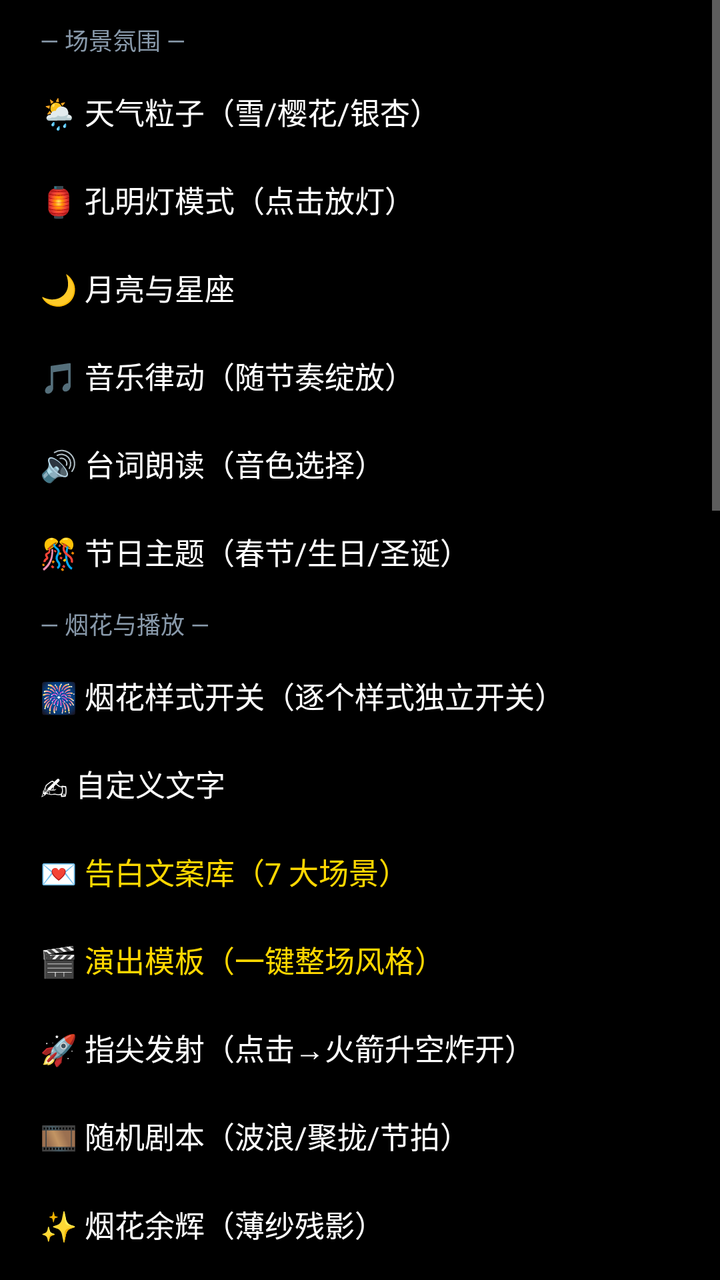
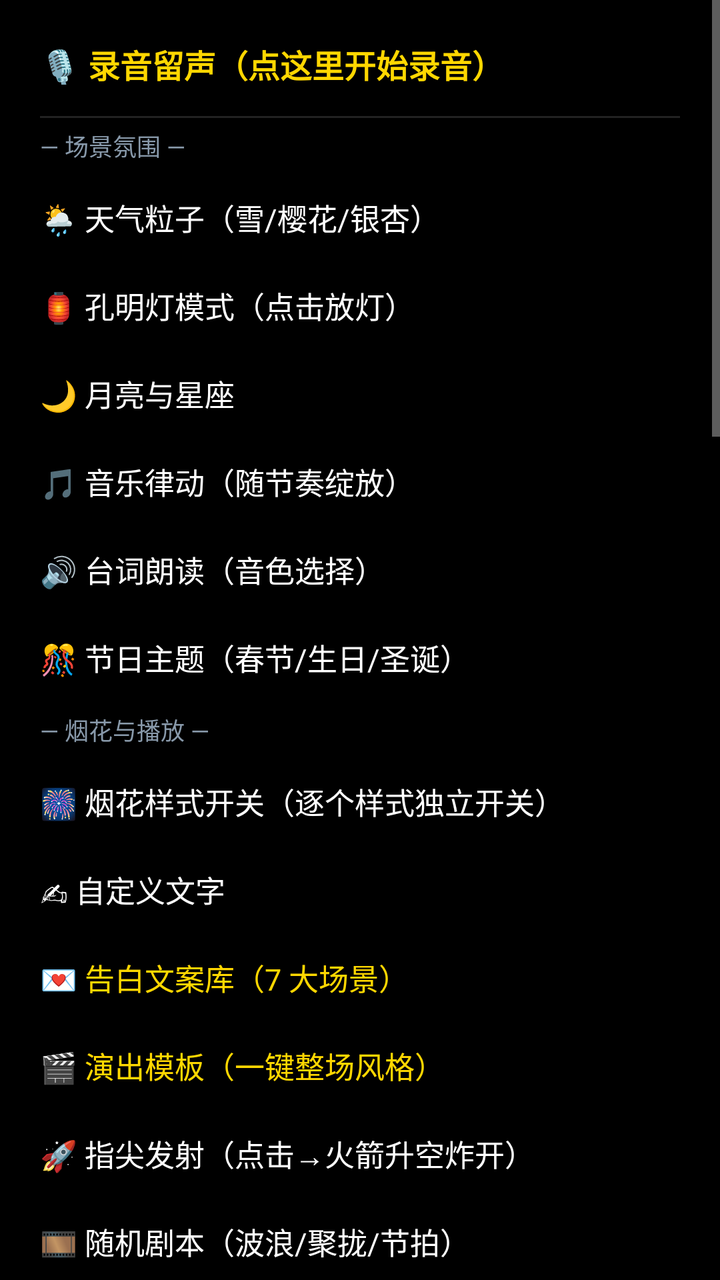

Compare the two renders of this Android layout. The source of the first and the diff that turns it into the second are given below.
<!-- AndroidManifest.xml: application theme Theme.Electronic -->
<!-- res/layout/layout_more_menu.xml -->
<?xml version="1.0" encoding="utf-8"?>
<ScrollView xmlns:android="http://schemas.android.com/apk/res/android"
    android:id="@+id/menu_scroll"
    android:layout_width="match_parent"
    android:layout_height="wrap_content"
    android:maxHeight="460dp"
    android:fadeScrollbars="false"
    android:scrollbars="vertical">

    <LinearLayout
        android:layout_width="match_parent"
        android:layout_height="wrap_content"
        android:orientation="vertical"
        android:paddingVertical="6dp">

        
        <TextView
            android:layout_width="match_parent"
            android:layout_height="28dp"
            android:gravity="center_vertical"
            android:paddingHorizontal="20dp"
            android:text="— 场景氛围 —"
            android:textColor="#8899AA"
            android:textSize="12sp" />

        <TextView
            android:id="@+id/tv_weather"
            android:layout_width="match_parent"
            android:layout_height="44dp"
            android:background="?android:attr/selectableItemBackground"
            android:clickable="true"
            android:focusable="true"
            android:gravity="center_vertical"
            android:paddingHorizontal="20dp"
            android:text="🌦 天气粒子（雪/樱花/银杏）"
            android:textColor="#FFFFFF"
            android:textSize="15sp" />

        <TextView
            android:id="@+id/tv_lantern"
            android:layout_width="match_parent"
            android:layout_height="44dp"
            android:background="?android:attr/selectableItemBackground"
            android:clickable="true"
            android:focusable="true"
            android:gravity="center_vertical"
            android:paddingHorizontal="20dp"
            android:text="🏮 孔明灯模式（点击放灯）"
            android:textColor="#FFFFFF"
            android:textSize="15sp" />

        <TextView
            android:id="@+id/tv_moon"
            android:layout_width="match_parent"
            android:layout_height="44dp"
            android:background="?android:attr/selectableItemBackground"
            android:clickable="true"
            android:focusable="true"
            android:gravity="center_vertical"
            android:paddingHorizontal="20dp"
            android:text="🌙 月亮与星座"
            android:textColor="#FFFFFF"
            android:textSize="15sp" />

        <TextView
            android:id="@+id/tv_rhythm"
            android:layout_width="match_parent"
            android:layout_height="44dp"
            android:background="?android:attr/selectableItemBackground"
            android:clickable="true"
            android:focusable="true"
            android:gravity="center_vertical"
            android:paddingHorizontal="20dp"
            android:text="🎵 音乐律动（随节奏绽放）"
            android:textColor="#FFFFFF"
            android:textSize="15sp" />

        <TextView
            android:id="@+id/tv_speech"
            android:layout_width="match_parent"
            android:layout_height="44dp"
            android:background="?android:attr/selectableItemBackground"
            android:clickable="true"
            android:focusable="true"
            android:gravity="center_vertical"
            android:paddingHorizontal="20dp"
            android:text="🔊 台词朗读（音色选择）"
            android:textColor="#FFFFFF"
            android:textSize="15sp" />

        <TextView
            android:id="@+id/tv_theme"
            android:layout_width="match_parent"
            android:layout_height="44dp"
            android:background="?android:attr/selectableItemBackground"
            android:clickable="true"
            android:focusable="true"
            android:gravity="center_vertical"
            android:paddingHorizontal="20dp"
            android:text="🎊 节日主题（春节/生日/圣诞）"
            android:textColor="#FFFFFF"
            android:textSize="15sp" />

        
        <TextView
            android:layout_width="match_parent"
            android:layout_height="28dp"
            android:gravity="center_vertical"
            android:paddingHorizontal="20dp"
            android:text="— 烟花与播放 —"
            android:textColor="#8899AA"
            android:textSize="12sp" />

        <TextView
            android:id="@+id/tv_style_switch"
            android:layout_width="match_parent"
            android:layout_height="44dp"
            android:background="?android:attr/selectableItemBackground"
            android:clickable="true"
            android:focusable="true"
            android:gravity="center_vertical"
            android:paddingHorizontal="20dp"
            android:text="🎆 烟花样式开关（逐个样式独立开关）"
            android:textColor="#FFFFFF"
            android:textSize="15sp" />

        <TextView
            android:id="@+id/tv_custom_text"
            android:layout_width="match_parent"
            android:layout_height="44dp"
            android:background="?android:attr/selectableItemBackground"
            android:clickable="true"
            android:focusable="true"
            android:gravity="center_vertical"
            android:paddingHorizontal="20dp"
            android:text="✍ 自定义文字"
            android:textColor="#FFFFFF"
            android:textSize="15sp" />

        <TextView
            android:id="@+id/tv_presets"
            android:layout_width="match_parent"
            android:layout_height="44dp"
            android:background="?android:attr/selectableItemBackground"
            android:clickable="true"
            android:focusable="true"
            android:gravity="center_vertical"
            android:paddingHorizontal="20dp"
            android:text="💌 告白文案库（7 大场景）"
            android:textColor="#FFD700"
            android:textSize="15sp" />

        <TextView
            android:id="@+id/tv_templates"
            android:layout_width="match_parent"
            android:layout_height="44dp"
            android:background="?android:attr/selectableItemBackground"
            android:clickable="true"
            android:focusable="true"
            android:gravity="center_vertical"
            android:paddingHorizontal="20dp"
            android:text="🎬 演出模板（一键整场风格）"
            android:textColor="#FFD700"
            android:textSize="15sp" />

        <TextView
            android:id="@+id/tv_rocket_mode"
            android:layout_width="match_parent"
            android:layout_height="44dp"
            android:background="?android:attr/selectableItemBackground"
            android:clickable="true"
            android:focusable="true"
            android:gravity="center_vertical"
            android:paddingHorizontal="20dp"
            android:text="🚀 指尖发射（点击→火箭升空炸开）"
            android:textColor="#FFFFFF"
            android:textSize="15sp" />

        <TextView
            android:id="@+id/tv_auto_pattern"
            android:layout_width="match_parent"
            android:layout_height="44dp"
            android:background="?android:attr/selectableItemBackground"
            android:clickable="true"
            android:focusable="true"
            android:gravity="center_vertical"
            android:paddingHorizontal="20dp"
            android:text="🎞 随机剧本（波浪/聚拢/节拍）"
            android:textColor="#FFFFFF"
            android:textSize="15sp" />

        <TextView
            android:id="@+id/tv_afterglow"
            android:layout_width="match_parent"
            android:layout_height="44dp"
            android:background="?android:attr/selectableItemBackground"
            android:clickable="true"
            android:focusable="true"
            android:gravity="center_vertical"
            android:paddingHorizontal="20dp"
            android:text="✨ 烟花余辉（薄纱残影）"
            android:textColor="#FFFFFF"
            android:textSize="15sp" />

        <TextView
            android:id="@+id/tv_pure_mode"
            android:layout_width="match_parent"
            android:layout_height="44dp"
            android:background="?android:attr/selectableItemBackground"
            android:clickable="true"
            android:focusable="true"
            android:gravity="center_vertical"
            android:paddingHorizontal="20dp"
            android:text="🌌 纯净模式（隐藏按钮栏）"
            android:textColor="#FFFFFF"
            android:textSize="15sp" />

        
        <TextView
            android:layout_width="match_parent"
            android:layout_height="28dp"
            android:gravity="center_vertical"
            android:paddingHorizontal="20dp"
            android:text="— 创作与自动化 —"
            android:textColor="#8899AA"
            android:textSize="12sp" />

        <TextView
            android:id="@+id/tv_signature"
            android:layout_width="match_parent"
            android:layout_height="44dp"
            android:background="?android:attr/selectableItemBackground"
            android:clickable="true"
            android:focusable="true"
            android:gravity="center_vertical"
            android:paddingHorizontal="20dp"
            android:text="✍ 手写签名烟花"
            android:textColor="#FFFFFF"
            android:textSize="15sp" />

        <TextView
            android:id="@+id/tv_photos"
            android:layout_width="match_parent"
            android:layout_height="44dp"
            android:background="?android:attr/selectableItemBackground"
            android:clickable="true"
            android:focusable="true"
            android:gravity="center_vertical"
            android:paddingHorizontal="20dp"
            android:text="🖼 照片回忆墙"
            android:textColor="#FFFFFF"
            android:textSize="15sp" />

        <TextView
            android:id="@+id/tv_font"
            android:layout_width="match_parent"
            android:layout_height="44dp"
            android:background="?android:attr/selectableItemBackground"
            android:clickable="true"
            android:focusable="true"
            android:gravity="center_vertical"
            android:paddingHorizontal="20dp"
            android:text="✍ 文字烟花字体"
            android:textColor="#FFFFFF"
            android:textSize="15sp" />

        <TextView
            android:id="@+id/tv_tuning"
            android:layout_width="match_parent"
            android:layout_height="44dp"
            android:background="?android:attr/selectableItemBackground"
            android:clickable="true"
            android:focusable="true"
            android:gravity="center_vertical"
            android:paddingHorizontal="20dp"
            android:text="🎛 烟花手感调参"
            android:textColor="#FFFFFF"
            android:textSize="15sp" />

        <TextView
            android:id="@+id/tv_voice"
            android:layout_width="match_parent"
            android:layout_height="44dp"
            android:background="?android:attr/selectableItemBackground"
            android:clickable="true"
            android:focusable="true"
            android:gravity="center_vertical"
            android:paddingHorizontal="20dp"
            android:text="🎤 语音输入台词"
            android:textColor="#FFFFFF"
            android:textSize="15sp" />

        <TextView
            android:id="@+id/tv_wish"
            android:layout_width="match_parent"
            android:layout_height="44dp"
            android:background="?android:attr/selectableItemBackground"
            android:clickable="true"
            android:focusable="true"
            android:gravity="center_vertical"
            android:paddingHorizontal="20dp"
            android:text="🌟 星空许愿墙"
            android:textColor="#FFFFFF"
            android:textSize="15sp" />

        <TextView
            android:id="@+id/tv_scripts"
            android:layout_width="match_parent"
            android:layout_height="44dp"
            android:background="?android:attr/selectableItemBackground"
            android:clickable="true"
            android:focusable="true"
            android:gravity="center_vertical"
            android:paddingHorizontal="20dp"
            android:text="📜 我的剧本库"
            android:textColor="#FFFFFF"
            android:textSize="15sp" />

        <TextView
            android:id="@+id/tv_qr_code"
            android:layout_width="match_parent"
            android:layout_height="44dp"
            android:background="?android:attr/selectableItemBackground"
            android:clickable="true"
            android:focusable="true"
            android:gravity="center_vertical"
            android:paddingHorizontal="20dp"
            android:text="📷 生成二维码给她扫"
            android:textColor="#FFFFFF"
            android:textSize="15sp" />

        <TextView
            android:id="@+id/tv_schedule"
            android:layout_width="match_parent"
            android:layout_height="44dp"
            android:background="?android:attr/selectableItemBackground"
            android:clickable="true"
            android:focusable="true"
            android:gravity="center_vertical"
            android:paddingHorizontal="20dp"
            android:text="⏰ 定时自动演出"
            android:textColor="#FFFFFF"
            android:textSize="15sp" />

        <TextView
            android:id="@+id/tv_sound_fx"
            android:layout_width="match_parent"
            android:layout_height="44dp"
            android:background="?android:attr/selectableItemBackground"
            android:clickable="true"
            android:focusable="true"
            android:gravity="center_vertical"
            android:paddingHorizontal="20dp"
            android:text="🔔 音效与触感"
            android:textColor="#FFFFFF"
            android:textSize="15sp" />

        
        <TextView
            android:layout_width="match_parent"
            android:layout_height="28dp"
            android:gravity="center_vertical"
            android:paddingHorizontal="20dp"
            android:text="— 记录与分享 —"
            android:textColor="#8899AA"
            android:textSize="12sp" />

        <TextView
            android:id="@+id/tv_import_share_code"
            android:layout_width="match_parent"
            android:layout_height="44dp"
            android:background="?android:attr/selectableItemBackground"
            android:clickable="true"
            android:focusable="true"
            android:gravity="center_vertical"
            android:paddingHorizontal="20dp"
            android:text="📥 导入浪漫分享码"
            android:textColor="#FFFFFF"
            android:textSize="15sp" />

        <TextView
            android:id="@+id/tv_export_video"
            android:layout_width="match_parent"
            android:layout_height="44dp"
            android:background="?android:attr/selectableItemBackground"
            android:clickable="true"
            android:focusable="true"
            android:gravity="center_vertical"
            android:paddingHorizontal="20dp"
            android:text="🎬 导出浪漫视频"
            android:textColor="#FFD700"
            android:textSize="15sp" />

        <TextView
            android:id="@+id/tv_export_gif"
            android:layout_width="match_parent"
            android:layout_height="44dp"
            android:background="?android:attr/selectableItemBackground"
            android:clickable="true"
            android:focusable="true"
            android:gravity="center_vertical"
            android:paddingHorizontal="20dp"
            android:text="🎞 视频转 GIF 动图"
            android:textColor="#FFD700"
            android:textSize="15sp" />

        <TextView
            android:id="@+id/tv_anniversary"
            android:layout_width="match_parent"
            android:layout_height="44dp"
            android:background="?android:attr/selectableItemBackground"
            android:clickable="true"
            android:focusable="true"
            android:gravity="center_vertical"
            android:paddingHorizontal="20dp"
            android:text="📅 纪念日（点击重演）"
            android:textColor="#FFFFFF"
            android:textSize="15sp" />

        
        <TextView
            android:layout_width="match_parent"
            android:layout_height="28dp"
            android:gravity="center_vertical"
            android:paddingHorizontal="20dp"
            android:text="— 其他 —"
            android:textColor="#8899AA"
            android:textSize="12sp" />

        <TextView
            android:id="@+id/tv_change_bg"
            android:layout_width="match_parent"
            android:layout_height="44dp"
            android:background="?android:attr/selectableItemBackground"
            android:clickable="true"
            android:focusable="true"
            android:gravity="center_vertical"
            android:paddingHorizontal="20dp"
            android:text="🎨 换背景颜色"
            android:textColor="#FFFFFF"
            android:textSize="15sp" />

        <TextView
            android:id="@+id/tv_pick_image"
            android:layout_width="match_parent"
            android:layout_height="44dp"
            android:background="?android:attr/selectableItemBackground"
            android:clickable="true"
            android:focusable="true"
            android:gravity="center_vertical"
            android:paddingHorizontal="20dp"
            android:text="📷 相册选图"
            android:textColor="#FFFFFF"
            android:textSize="15sp" />

        <TextView
            android:id="@+id/tv_set_wallpaper"
            android:layout_width="match_parent"
            android:layout_height="44dp"
            android:background="?android:attr/selectableItemBackground"
            android:clickable="true"
            android:focusable="true"
            android:gravity="center_vertical"
            android:paddingHorizontal="20dp"
            android:text="📱 设置为桌面壁纸"
            android:textColor="#FF1493"
            android:textSize="15sp" />

        <TextView
            android:id="@+id/tv_crash_log"
            android:layout_width="match_parent"
            android:layout_height="44dp"
            android:background="?android:attr/selectableItemBackground"
            android:clickable="true"
            android:focusable="true"
            android:gravity="center_vertical"
            android:paddingHorizontal="20dp"
            android:text="🐞 崩溃日志（发送给我定位问题）"
            android:textColor="#FFFFFF"
            android:textSize="15sp" />

        <TextView
            android:id="@+id/tv_guide"
            android:layout_width="match_parent"
            android:layout_height="44dp"
            android:background="?android:attr/selectableItemBackground"
            android:clickable="true"
            android:focusable="true"
            android:gravity="center_vertical"
            android:paddingHorizontal="20dp"
            android:text="❓ 玩法说明"
            android:textColor="#FFFFFF"
            android:textSize="15sp" />

    </LinearLayout>
</ScrollView>
<!-- resources referenced by this layout -->
<resources>
  <style name="Theme.Electronic" parent="Base.Theme.Electronic" />
  <style name="Base.Theme.Electronic" parent="Theme.Material3.Dark.NoActionBar">
          
          <item name="android:windowBackground">@android:color/black</item>
  
          
          <item name="colorPrimary">@color/romantic_pink</item>
          <item name="colorOnPrimary">@color/white</item>
          <item name="colorSecondary">@color/gold</item>
          <item name="colorOnSecondary">@color/black</item>
          <item name="colorSecondaryContainer">#3DFF69B4</item>
          <item name="colorOnSecondaryContainer">@color/gold</item>
          
          <item name="colorControlActivated">@color/romantic_pink</item>
          <item name="colorControlNormal">@color/text_secondary</item>
  
          
          <item name="android:statusBarColor">@android:color/transparent</item>
          <item name="android:navigationBarColor">@android:color/transparent</item>
          <item name="android:windowLightStatusBar">false</item>
  
          
          <item name="materialAlertDialogTheme">@style/RomanticDialog</item>
      </style>
  <color name="romantic_pink">#FFFF69B4</color>
  <color name="white">#FFFFFFFF</color>
  <color name="gold">#FFFFD700</color>
  <color name="black">#FF000000</color>
  <color name="text_secondary">#B3FFFFFF</color>
  <style name="RomanticDialog" parent="ThemeOverlay.Material3.MaterialAlertDialog">
          <item name="shapeAppearanceOverlay">@style/RomanticDialogShape</item>
      </style>
  <style name="RomanticDialogShape" parent="">
          <item name="cornerFamily">rounded</item>
          <item name="cornerSize">20dp</item>
      </style>
</resources>

<!-- the commit's change to res/layout/layout_more_menu.xml (unified diff, before → after) -->
@@ -15,6 +15,27 @@
 
         
         <TextView
+            android:id="@+id/tv_voice_note"
+            android:layout_width="match_parent"
+            android:layout_height="52dp"
+            android:background="?android:attr/selectableItemBackground"
+            android:clickable="true"
+            android:focusable="true"
+            android:gravity="center_vertical"
+            android:paddingHorizontal="20dp"
+            android:text="🎙 录音留声（点这里开始录音）"
+            android:textColor="#FFFFD700"
+            android:textSize="16sp"
+            android:textStyle="bold" />
+
+        <View
+            android:layout_width="match_parent"
+            android:layout_height="1dp"
+            android:layout_marginHorizontal="20dp"
+            android:background="#22FFFFFF" />
+
+        
+        <TextView
             android:layout_width="match_parent"
             android:layout_height="28dp"
             android:gravity="center_vertical"
@@ -343,6 +364,19 @@
             android:textSize="15sp" />
 
         <TextView
+            android:id="@+id/tv_quiz"
+            android:layout_width="match_parent"
+            android:layout_height="44dp"
+            android:background="?android:attr/selectableItemBackground"
+            android:clickable="true"
+            android:focusable="true"
+            android:gravity="center_vertical"
+            android:paddingHorizontal="20dp"
+            android:text="💞 默契暖场问答"
+            android:textColor="#FFD700"
+            android:textSize="15sp" />
+
+        <TextView
             android:id="@+id/tv_sound_fx"
             android:layout_width="match_parent"
             android:layout_height="44dp"
@@ -417,6 +451,32 @@
             android:textColor="#FFFFFF"
             android:textSize="15sp" />
 
+        <TextView
+            android:id="@+id/tv_memory_album"
+            android:layout_width="match_parent"
+            android:layout_height="44dp"
+            android:background="?android:attr/selectableItemBackground"
+            android:clickable="true"
+            android:focusable="true"
+            android:gravity="center_vertical"
+            android:paddingHorizontal="20dp"
+            android:text="📖 告白回忆册"
+            android:textColor="#FFD700"
+            android:textSize="15sp" />
+
+        <TextView
+            android:id="@+id/tv_love_letter"
+            android:layout_width="match_parent"
+            android:layout_height="44dp"
+            android:background="?android:attr/selectableItemBackground"
+            android:clickable="true"
+            android:focusable="true"
+            android:gravity="center_vertical"
+            android:paddingHorizontal="20dp"
+            android:text="💌 情书长图"
+            android:textColor="#FFD700"
+            android:textSize="15sp" />
+
         
         <TextView
             android:layout_width="match_parent"
@@ -492,5 +552,31 @@
             android:textColor="#FFFFFF"
             android:textSize="15sp" />
 
+        <TextView
+            android:id="@+id/tv_privacy"
+            android:layout_width="match_parent"
+            android:layout_height="44dp"
+            android:background="?android:attr/selectableItemBackground"
+            android:clickable="true"
+            android:focusable="true"
+            android:gravity="center_vertical"
+            android:paddingHorizontal="20dp"
+            android:text="🔒 隐私声明"
+            android:textColor="#FFFFFF"
+            android:textSize="15sp" />
+
+        <TextView
+            android:id="@+id/tv_permissions"
+            android:layout_width="match_parent"
+            android:layout_height="44dp"
+            android:background="?android:attr/selectableItemBackground"
+            android:clickable="true"
+            android:focusable="true"
+            android:gravity="center_vertical"
+            android:paddingHorizontal="20dp"
+            android:text="🔐 权限说明"
+            android:textColor="#FFFFFF"
+            android:textSize="15sp" />
+
     </LinearLayout>
 </ScrollView>
